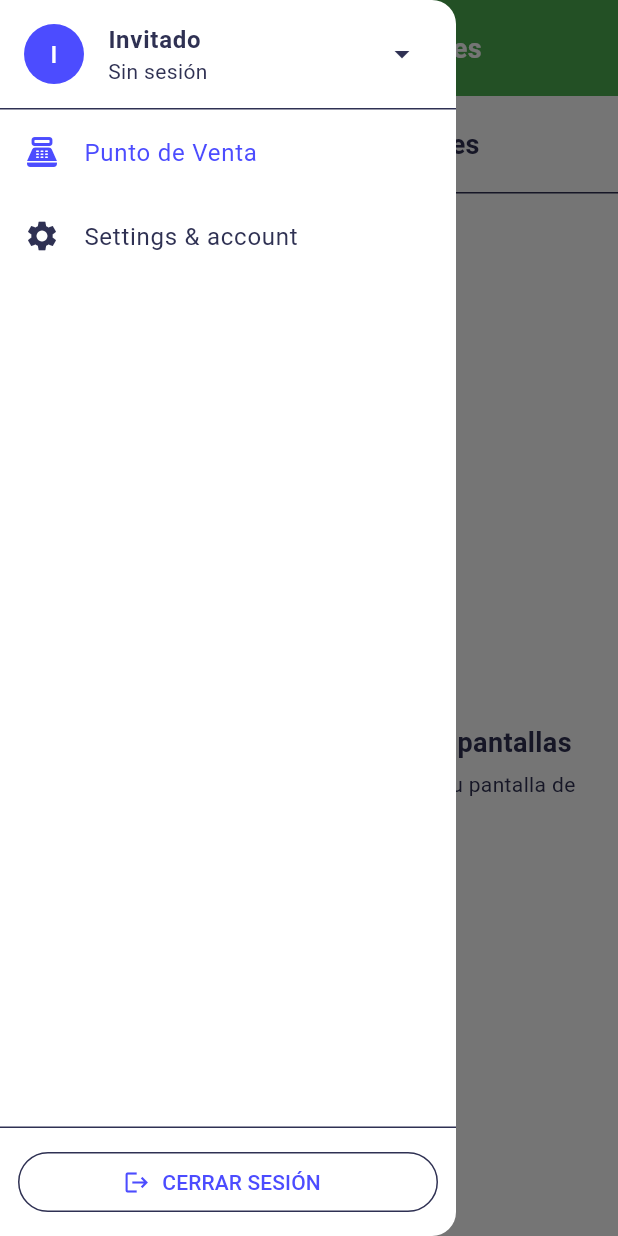
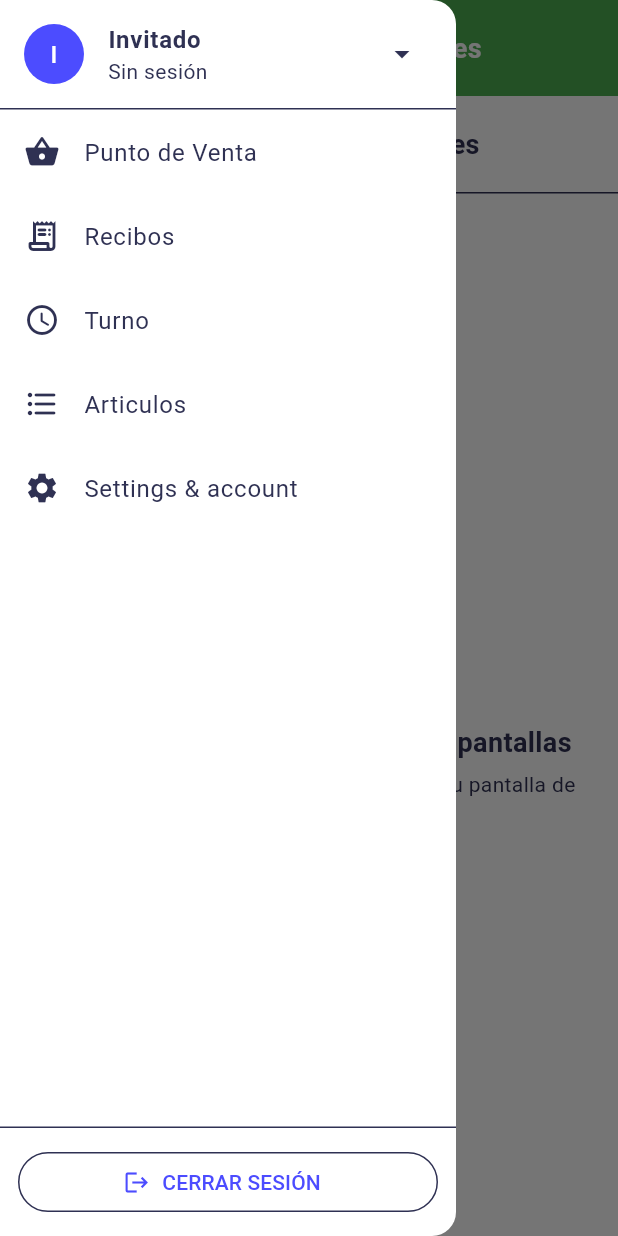
Before and after one commit to miku3ln/meetclic_app, a Flutter app: the _PosSettingsView screen opened directly, with the side drawer open, on a phone screen of 412 x 824 dp. Run offline on Flutter 3.47's test engine with Material 3 defaults, Android fonts, the light colour scheme and no system bars; our stand-ins replace app_links, dio, easy_localization, fl_chart, flutter_cache_manager, flutter_map and 12 more; missing offline and left inert: flutter_map_marker_popup, image_gallery_saver_plus, model_viewer_plus, record; accounts and stored records are empty; network calls fail; project files that could hold a hidden picture were left out.

Commit message:
ready management menu app mobile

```diff
--- a/lib/app/router/app_router.dart
+++ b/lib/app/router/app_router.dart
@@ -12,8 +12,20 @@ import '../app_gate.dart';
 class AppRoutes {
   static const gate = '/gate';
   static const home = '/home';
-  static const pos = '/pos';
+
   static const settings = '/settings';
+  static const shift = '/shift';
+  static const receipts = '/receipts';
+  static const items = '/items';
+  static const sales = '/sales';
+
+  static const gateKey = 'gate';
+  static const homeKey = 'home';
+  static const settingsKey = 'settings';
+  static const shiftKey = 'shift';
+  static const receiptsKey = 'receipts';
+  static const itemsKey = 'items';
+  static const salesKey = 'sales';
 }
 
 class AppRouter {
@@ -21,34 +33,47 @@ class AppRouter {
     switch (settings.name) {
       case AppRoutes.gate:
         return MaterialPageRoute(builder: (_) => const AppGate());
-
       case AppRoutes.home:
         return MaterialPageRoute(
           builder: (_) => HomeScreenAllMenu(modules: const []),
         );
-
-      case AppRoutes.pos:
-        return MaterialPageRoute(
-          builder: (_) => const PointSalePage(),
-        );
-
+      case AppRoutes.sales:
+        return MaterialPageRoute(builder: (_) => const PointSalePage());
       case AppRoutes.settings:
         final args = settings.arguments as PosSettingsLayoutArgs?;
+        return MaterialPageRoute(builder: (_) => PosSettingsLayout());
+
+      case AppRoutes.receipts:
         return MaterialPageRoute(
-          builder: (_) => PosSettingsLayout(
-
+          settings: settings,
+          builder: (_) => const Scaffold(
+            body: Center(child: Text('Receipts Page')),
           ),
         );
 
+      case AppRoutes.shift:
+        return MaterialPageRoute(
+          settings: settings,
+          builder: (_) => const Scaffold(
+            body: Center(child: Text('Shift Page')),
+          ),
+        );
+
+      case AppRoutes.items:
+        return MaterialPageRoute(
+          settings: settings,
+          builder: (_) => const Scaffold(
+            body: Center(child: Text('Items Page')),
+          ),
+        );
       default:
         return MaterialPageRoute(builder: (_) => const AppGate());
     }
   }
 }
+
 class PosSettingsLayoutArgs {
   final VoidCallback? onMenuTap;
 
-  PosSettingsLayoutArgs({
-    this.onMenuTap,
-  });
+  PosSettingsLayoutArgs({this.onMenuTap});
 }
--- a/lib/presentation/pages/point_sale/widgets/drawers/pos_app_drawer.dart
+++ b/lib/presentation/pages/point_sale/widgets/drawers/pos_app_drawer.dart
@@ -3,11 +3,8 @@ import 'package:provider/provider.dart';
 import '../../../../../domain/services/session_service.dart';
 import '../../../../../shared/controllers/app_controller.dart';
 import '../../../../../shared/controllers/app_drawer_controller.dart';
-
-
 class PosAppDrawer extends StatelessWidget {
   const PosAppDrawer({super.key});
-
   @override
   Widget build(BuildContext context) {
     final drawer = context.watch<AppDrawerController>();
--- a/lib/shared/controllers/app_drawer_controller.dart
+++ b/lib/shared/controllers/app_drawer_controller.dart
@@ -2,23 +2,23 @@ import 'package:flutter/material.dart';
 
 import '../../app/router/app_router.dart';
 import 'app_controller.dart';
-enum DrawerNavigationMode {
-  replace,
-  push,
-}
+
+enum DrawerNavigationMode { replace, push, restoreIfExists }
+
 class AppDrawerItem {
   final String id;
   final String title;
   final IconData icon;
   final String routeName;
-
-  /// permisos simples
   final bool requireLogin;
   final DrawerNavigationMode navigationMode;
+  final bool preventReloadIfSelected;
+
   const AppDrawerItem({
     required this.id,
     required this.title,
     required this.icon,
+    this.preventReloadIfSelected = false,
     required this.routeName,
     this.requireLogin = false,
     this.navigationMode = DrawerNavigationMode.replace,
@@ -30,23 +30,47 @@ class AppDrawerController extends ChangeNotifier {
 
   AppDrawerController({required this.app});
 
-  // cuál está activo
-  String _selectedId = 'pos';
+  String _selectedId = AppRoutes.sales;
 
   String get selectedId => _selectedId;
 
   // items (config central)
   late final List<AppDrawerItem> items = [
     AppDrawerItem(
-      id: 'pos',
+      id: AppRoutes.salesKey,
       title: 'Punto de Venta',
-      icon: Icons.point_of_sale_rounded,
-      routeName: AppRoutes.pos,
-      requireLogin: true, // POS solo con login (si quieres)
-      navigationMode: DrawerNavigationMode.replace,
+      icon: Icons.shopping_basket_rounded,
+      routeName: AppRoutes.sales,
+      requireLogin: true,
+      navigationMode: DrawerNavigationMode.restoreIfExists,
+      preventReloadIfSelected: true,
     ),
     AppDrawerItem(
-      id: 'settings',
+      id: AppRoutes.receiptsKey,
+      title: 'Recibos',
+      icon: Icons.receipt_long_rounded,
+      routeName: AppRoutes.receipts,
+      requireLogin: true,
+      navigationMode: DrawerNavigationMode.push,
+    ),
+    AppDrawerItem(
+      id: AppRoutes.shiftKey,
+      title: 'Turno',
+      icon: Icons.access_time_rounded,
+      routeName: AppRoutes.shift,
+      requireLogin: true,
+      navigationMode: DrawerNavigationMode.push,
+    ),
+    AppDrawerItem(
+      id: AppRoutes.itemsKey,
+      title: 'Articulos',
+      icon: Icons.format_list_bulleted_rounded,
+      routeName: AppRoutes.items,
+      requireLogin: true,
+      navigationMode: DrawerNavigationMode.push,
+    ),
+    AppDrawerItem(
+      id: AppRoutes.settingsKey,
       title: 'Settings & account',
       icon: Icons.settings,
       routeName: AppRoutes.settings,
@@ -54,7 +78,6 @@ class AppDrawerController extends ChangeNotifier {
     ),
   ];
 
-  /// ✅ set activo desde Splash (_loadResources)
   void setSelectedByRoute(String route) {
     final found = items.where((i) => i.routeName == route).toList();
     if (found.isEmpty) return;
@@ -63,18 +86,25 @@ class AppDrawerController extends ChangeNotifier {
   }
 
   /// ✅ Tap de item
-  void onItemTap(BuildContext context,AppDrawerItem item) {
+  void onItemTap(BuildContext context, AppDrawerItem item) {
     if (item.requireLogin && !app.isLoggedIn) {
       Navigator.of(context).pop();
-      Future.microtask(() => app.goToGate());
+      Future.microtask(app.goToGate);
       return;
     }
+    final routeCurrent = item.id;
+    final isAlreadySelected = _selectedId == routeCurrent;
+    if (!isAlreadySelected) {
+      final isCurrentRoute = app.currentRouteName == item.routeName;
 
+      if (item.preventReloadIfSelected &&
+          (isAlreadySelected || isCurrentRoute)) {
+        Navigator.of(context).pop();
+        return;
+      }
       _selectedId = item.id;
       notifyListeners();
-
       Navigator.of(context).pop();
-
       Future.microtask(() {
         switch (item.navigationMode) {
           case DrawerNavigationMode.replace:
@@ -83,8 +113,12 @@ class AppDrawerController extends ChangeNotifier {
           case DrawerNavigationMode.push:
             app.goToNamed(item.routeName);
             break;
+          case DrawerNavigationMode.restoreIfExists:
+            app.restoreRouteOrPush(item.routeName);
+            break;
         }
       });
+    }
   }
 
   void setSelected(String id) {
```
Also changed, not shown: lib/presentation/pages/splash_screen.dart (+4 -3 lines), lib/shared/controllers/app_controller.dart (+47 -10 lines). Lines whose indentation alone changed are shown as unchanged.
